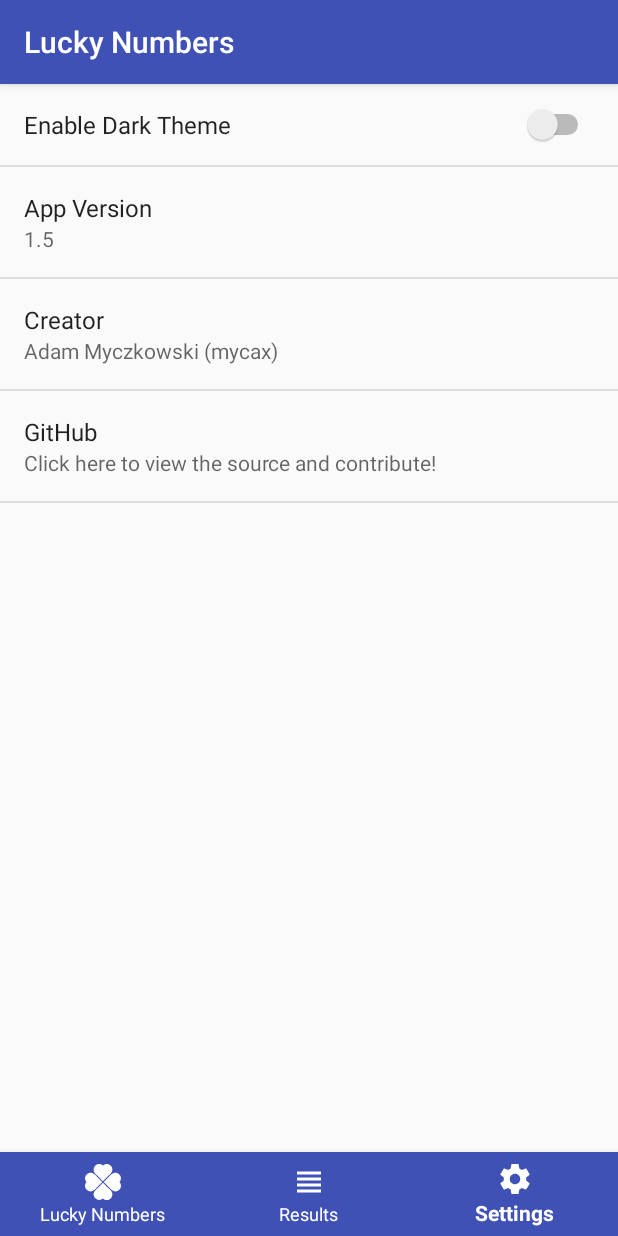
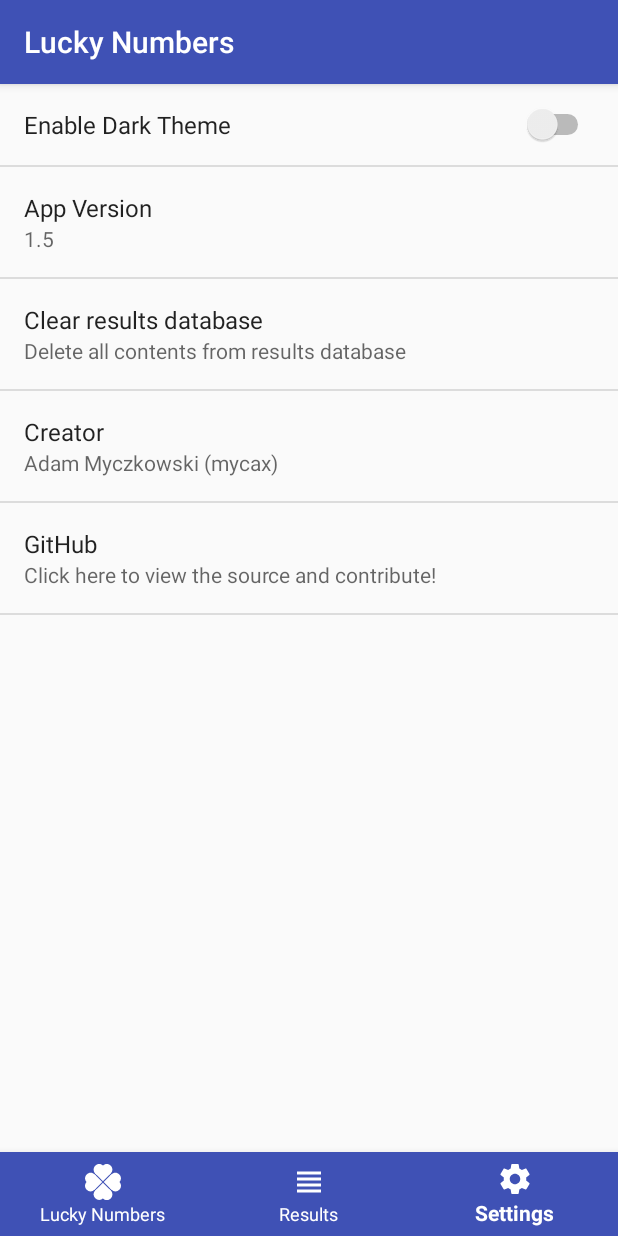
Before and after one commit to MyczkowskiAdam/LuckyNumbersApk, an Android app: the screen it shows after launch (MainActivity), item 3 of the bottom bar chosen, on a phone screen of 412 x 824 dp. Run offline under Robolectric (Android 15) with nearby library versions, the phone set to English and light mode, and no system bars; 1 statement that could not run was skipped.

Commit message:
Results UI change and delete all database contetnts
* Redesign the results fragment layout - Use CardView for each row!

* Allow user to clear database conetnts from app settings

* Also optimise SettingsFragment code

Signed-off-by: Adam Myczkowski <mycaxd511@gmail.com>

```diff
--- a/app/src/main/java/com/luckynumbers/mycax/luckynumbers/DataB.java
+++ b/app/src/main/java/com/luckynumbers/mycax/luckynumbers/DataB.java
@@ -68,4 +68,10 @@ public class DataB extends SQLiteOpenHelper {
         database.close();
 
     }
+
+    public void clearDatabase() {
+        SQLiteDatabase sqLiteDatabase = getWritableDatabase();
+        String clearDBQuery = "DELETE FROM "+RESULTS_TABLE_NAME;
+        sqLiteDatabase.execSQL(clearDBQuery);
+    }
 }
--- a/app/src/main/java/com/luckynumbers/mycax/luckynumbers/SettingsFragment.java
+++ b/app/src/main/java/com/luckynumbers/mycax/luckynumbers/SettingsFragment.java
@@ -1,12 +1,14 @@
 package com.luckynumbers.mycax.luckynumbers;
 
+import android.app.AlertDialog;
+import android.content.DialogInterface;
 import android.os.Bundle;
 import android.preference.Preference;
 import android.preference.PreferenceFragment;
 import android.content.Intent;
 import android.net.Uri;
 
-public class SettingsFragment extends PreferenceFragment {
+public class SettingsFragment extends PreferenceFragment implements Preference.OnPreferenceClickListener {
 
     @Override
     public void onCreate(Bundle savedInstanceState) {
@@ -16,21 +18,42 @@ public class SettingsFragment extends PreferenceFragment {
         addPreferencesFromResource(R.xml.pref_settings);
 
         Preference vReleases = (Preference) findPreference("build_app_version");
-        vReleases.setOnPreferenceClickListener(new Preference.OnPreferenceClickListener() {
-            @Override
-            public boolean onPreferenceClick(Preference preference) {
-                startActivity(new Intent(Intent.ACTION_VIEW, Uri.parse("https://github.com/MyczkowskiAdam/LuckyNumbersApk/releases")));
-                return true;
-            }
-        });
+        vReleases.setOnPreferenceClickListener(this);
 
         Preference vGithub = (Preference) findPreference("app_github_link");
-        vGithub.setOnPreferenceClickListener(new Preference.OnPreferenceClickListener() {
-            @Override
-            public boolean onPreferenceClick(Preference preference) {
-                startActivity(new Intent(Intent.ACTION_VIEW, Uri.parse("https://github.com/MyczkowskiAdam/LuckyNumbersApk")));
-                return true;
-            }
-        });
+        vGithub.setOnPreferenceClickListener(this);
+
+        Preference vDeleteAll = (Preference) findPreference("app_delete_results");
+        vDeleteAll.setOnPreferenceClickListener(this);
+
     }
+
+    @Override
+    public boolean onPreferenceClick(Preference preference) {
+        if (preference == findPreference("build_app_version")) {
+            startActivity(new Intent(Intent.ACTION_VIEW, Uri.parse("https://github.com/MyczkowskiAdam/LuckyNumbersApk/releases")));
+        }
+        else if (preference == findPreference("app_github_link")) {
+            startActivity(new Intent(Intent.ACTION_VIEW, Uri.parse("https://github.com/MyczkowskiAdam/LuckyNumbersApk")));
+        }
+        else if (preference == findPreference("app_delete_results")) {
+            new AlertDialog.Builder(getActivity())
+                    .setIcon(R.drawable.ic_warning_black_24dp)
+                    .setTitle("Clear database")
+                    .setMessage("Are you sure you want clear all contents of the database?")
+                    .setPositiveButton("Yes", new DialogInterface.OnClickListener()
+                    {
+                        @Override
+                        public void onClick(DialogInterface dialog, int which) {
+                            DataB database = new DataB(getActivity());
+                            database.clearDatabase();
+                        }
+
+                    })
+                    .setNegativeButton("No", null)
+                    .show();
+        }
+        return true;
+    }
+
 }
--- /dev/null
+++ b/app/src/main/res/drawable/ic_warning_black_24dp.xml
@@ -0,0 +1,9 @@
+<vector xmlns:android="http://schemas.android.com/apk/res/android"
+        android:width="24dp"
+        android:height="24dp"
+        android:viewportWidth="24.0"
+        android:viewportHeight="24.0">
+    <path
+        android:fillColor="#FF000000"
+        android:pathData="M1,21h22L12,2 1,21zM13,18h-2v-2h2v2zM13,14h-2v-4h2v4z"/>
+</vector>
--- a/app/src/main/res/values/strings.xml
+++ b/app/src/main/res/values/strings.xml
@@ -24,4 +24,7 @@
 
     <string name="app_github">GitHub</string>
     <string name="app_github_summary">Click here to view the source and contribute!</string>
+
+    <string name="delete_results">Clear results database</string>
+    <string name="delete_results_summary">Delete all contents from results database</string>
 </resources>
--- a/app/src/main/res/xml/pref_settings.xml
+++ b/app/src/main/res/xml/pref_settings.xml
@@ -9,6 +9,10 @@
         android:title="@string/build_version"
         android:summary="@string/build_version_string" />
 
+    <Preference android:key="app_delete_results"
+        android:title="@string/delete_results"
+        android:summary="@string/delete_results_summary"/>
+
     <Preference android:key="app_creator"
         android:title="@string/app_creator"
         android:summary="@string/app_creator_name" />
@@ -17,6 +21,4 @@
         android:title="@string/app_github"
         android:summary="@string/app_github_summary"/>
 
-
-
 </PreferenceScreen>
```
Also changed, not shown: app/src/main/res/layout/row.xml (+27 -7 lines).
